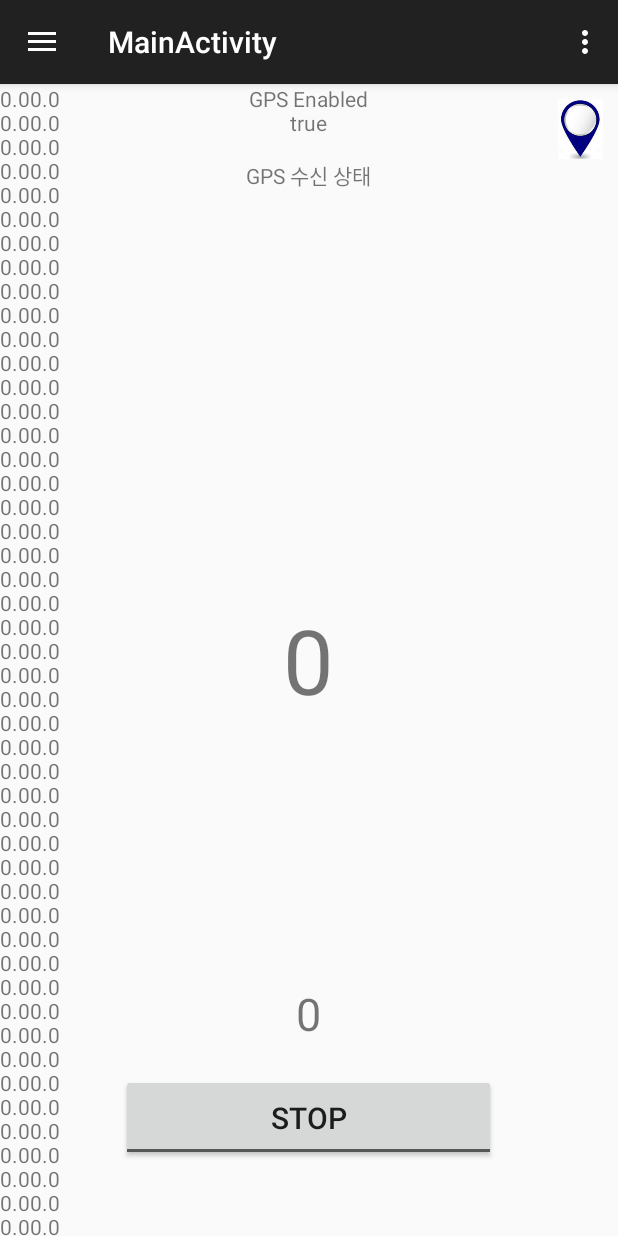
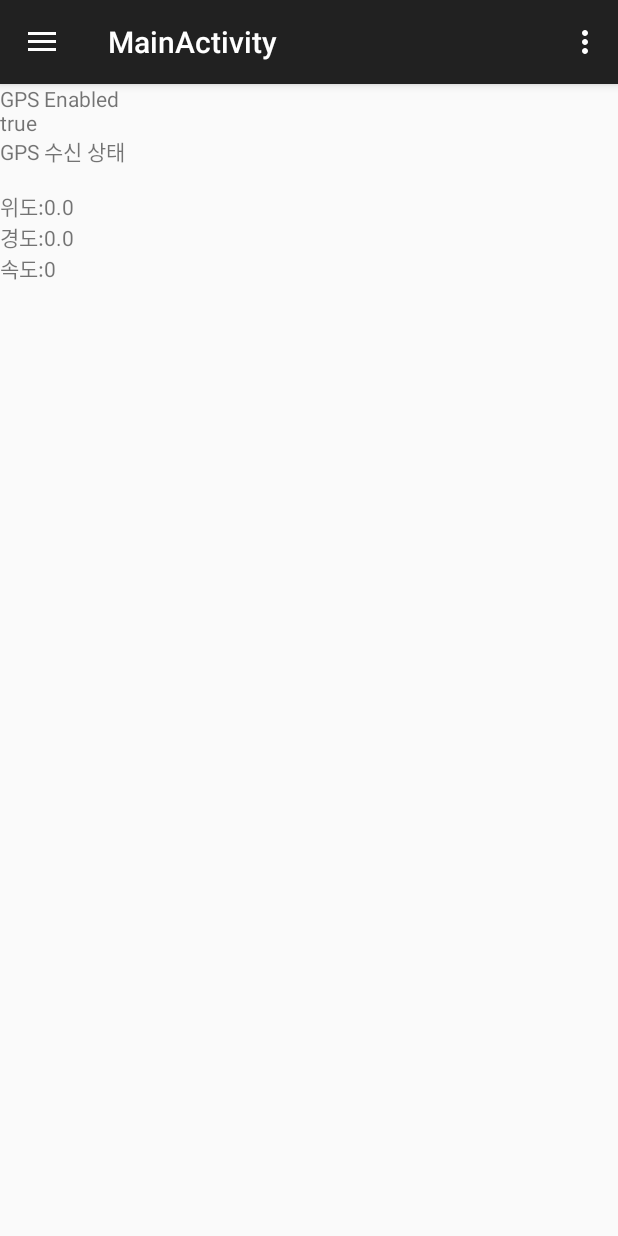
Before and after one commit to Benjamin0326/appology, an Android app: the MainActivity screen opened directly, with no data from a screen before it, in the options menu, after a tap on "Settings", on a phone screen of 412 x 824 dp. Run offline under Robolectric (Android 15) with nearby library versions, the phone set to English and light mode, and no system bars; pictures from the network do not load.

Commit message:
버튼 삭제 GPS 시나리오 재구현 코드 정리

```diff
--- a/app/src/main/java/com/appology/mannercash/mannercash/MainActivity.java
+++ b/app/src/main/java/com/appology/mannercash/mannercash/MainActivity.java
@@ -4,7 +4,6 @@ import android.app.Activity;
 import android.content.Context;
 import android.content.DialogInterface;
 import android.content.Intent;
-import android.content.SharedPreferences;
 import android.content.res.AssetManager;
 import android.content.res.Configuration;
 import android.location.Location;
@@ -25,7 +24,6 @@ import android.widget.LinearLayout;
 import android.widget.ListView;
 import android.widget.TextView;
 import android.widget.Toast;
-import android.widget.ToggleButton;
 
 import com.google.android.gms.maps.model.LatLng;
 
@@ -60,16 +58,10 @@ public class MainActivity extends ActionBarActivity {
     TextView carNumber;
     Button infoModify;
 
-    ToggleButton toggleButton;
     Context mContext;
     MainFunctionTask mainFunctionTask;
-    TextView textView;   // 네트워킹 테스트
-
-    ImageView imageView;
+    TextView debugTextView;
     LocationManager locationManager;
-    TextView textView2;   // 속도 테스트
-    TextView textView3;   // 속도 테스트
-    TextView textView4;
 
     public static Activity mainActivity;
 
@@ -158,92 +150,42 @@ public class MainActivity extends ActionBarActivity {
         });
 
 
-        textView = (TextView) findViewById(R.id.text_view);   // 네트워킹 테스트
-
-        textView.setOnClickListener(new View.OnClickListener(){    // 로그인 및 튜토리얼 정보 초기화
-            @Override
-            public void onClick(View v){
-                SharedPreferences settings = getSharedPreferences("MannerCash", MODE_PRIVATE);
-                SharedPreferences.Editor editor = settings.edit();
-                editor.putString("logged", "");
-                editor.putString("email", "");
-                editor.putString("password", "");
-                editor.putString("tutorialRead", "");
-                editor.commit();
-                Toast.makeText(getApplicationContext(), "로그인 및 튜토리얼 정보 초기화", Toast.LENGTH_LONG).show();
-            }
-        });
-
-        textView2 = (TextView) findViewById(R.id.speed);   // 속도 테스트
-        textView3 = (TextView) findViewById(R.id.textView3);   // 속도 테스트
-        textView4 = (TextView) findViewById(R.id.textView4);
-        locationManager = (LocationManager) getSystemService(Context.LOCATION_SERVICE);   // 속도 테스트
+        debugTextView = (TextView) findViewById(R.id.debugTextView);
+        locationManager = (LocationManager) getSystemService(Context.LOCATION_SERVICE);
 
 
-
-        imageView = (ImageView) findViewById(R.id.gpsImage);
-        imageView.setOnClickListener(new View.OnClickListener() {
-            @Override
-            public void onClick(View v) {
-                showGpsSwitchDialog();
+        mainFunctionTask = new MainFunctionTask(mContext, locationManager, debugTextView, data);
+        mainFunctionTask.execute();
     }
-        });
-
-        toggleButton = (ToggleButton) findViewById(R.id.toggle_button);
-        toggleButton.setOnClickListener(new View.OnClickListener() {
-            @Override
-            public void onClick(View v) {
-                if(locationManager.isProviderEnabled(LocationManager.GPS_PROVIDER)) {
-                    if (toggleButton.isChecked()) {
-                        mainFunctionTask = new MainFunctionTask(mContext, locationManager,
-                                                                textView, textView2, textView3, textView4,
-                                                                toggleButton, data);
-                        mainFunctionTask.execute();
-                    } else {
-                        mainFunctionTask.cancel(true);
-                    }
-                } else {
-                    toggleButton.setChecked(false);
-                    showGpsSwitchDialog();
-                }
-
-            }
-        });
-    }
-
 
     public void showGpsSwitchDialog() {
         AlertDialog.Builder builder = new AlertDialog.Builder(mContext);
-        if(!(locationManager.isProviderEnabled(LocationManager.GPS_PROVIDER))) {
         builder.setMessage("단말기의 설정에서 '위치 서비스(GPS)' 사용을 허용해 주세요.").
                 setCancelable(false).
-                    setPositiveButton("설정하기",
+                setPositiveButton("설정",
                         new DialogInterface.OnClickListener() {
                             public void onClick(DialogInterface dialog, int id) {
                                 Intent gpsOptionsIntent = new Intent(android.provider.Settings.ACTION_LOCATION_SOURCE_SETTINGS);
                                 startActivity(gpsOptionsIntent);
                             }
                         }).
-                    setNegativeButton("취소",
+                setNegativeButton("종료",
                         new DialogInterface.OnClickListener() {
                             public void onClick(DialogInterface dialog, int id) {
                                 dialog.cancel();
+                                finish();
                             }
                         });
         AlertDialog alert = builder.create();
         alert.setTitle("위치 서비스 사용");
         alert.show();
-        } else {
-            builder.setMessage("현재 '위치 서비스(GPS)' 사용이 허용된 상태입니다.").
-                    setCancelable(false).
-                    setPositiveButton("확인",
-                            new DialogInterface.OnClickListener() {
-                                public void onClick(DialogInterface dialog, int id) {
     }
-                            });
-            AlertDialog alert = builder.create();
-            alert.setTitle("위치 서비스 사용");
-            alert.show();
+
+    @Override
+    protected void onResume() {
+        super.onResume();
+        if(!locationManager.isProviderEnabled(LocationManager.GPS_PROVIDER)) {
+            showGpsSwitchDialog();
         }
     }
 
--- a/app/src/main/java/com/appology/mannercash/mannercash/MainFunctionTask.java
+++ b/app/src/main/java/com/appology/mannercash/mannercash/MainFunctionTask.java
@@ -2,27 +2,21 @@ package com.appology.mannercash.mannercash;
 
 import android.content.Context;
 import android.content.SharedPreferences;
-import android.location.Address;
-import android.location.Geocoder;
 import android.location.LocationManager;
 import android.media.AudioManager;
 import android.media.SoundPool;
 import android.os.AsyncTask;
 import android.widget.TextView;
 import android.widget.Toast;
-import android.widget.ToggleButton;
 
 import org.apache.http.HttpResponse;
 import org.apache.http.client.HttpClient;
 import org.apache.http.client.methods.HttpGet;
 import org.apache.http.impl.client.DefaultHttpClient;
 
-import java.net.HttpURLConnection;
 import java.net.URI;
 import java.net.URL;
 import java.net.URLEncoder;
-import java.util.List;
-import java.util.Locale;
 
 /**
  * Created by Jeong on 2015-07-01.
@@ -34,17 +28,9 @@ public class MainFunctionTask extends AsyncTask<Void, Integer, Void> {
 
     Context mContext;
 
-    TextView textView;   // 네트워킹 테스트
-    TextView textView2;   // 속도 테스트
-    TextView textView3;   // 속도 테스트
-    TextView textView4;   // 속도 테스트
-    String address;
-    ToggleButton toggleButton;
-    Integer requestCount;   // 네트워킹 테스트
-    public String Url = "http://m.naver.com";   // 네트워킹 테스트
-
-    LocationManager locationManager;   // 속도 테스트
-    GpsManager locationListener;   // 속도 테스트
+    TextView debugTextView;
+    LocationManager locationManager;
+    GpsManager locationListener;
 
     boolean gpsOffFlag = false;
 
@@ -53,19 +39,11 @@ public class MainFunctionTask extends AsyncTask<Void, Integer, Void> {
     int index; // index = 진입한 Data정보와 일치하는 index값 저장
     int flag=0; //flag는 현재 IC or JCT를 진입했는지 벗어났는지 chk
 
-    public MainFunctionTask(Context mContext, LocationManager locationManager,
-                            TextView textView, TextView textView2, TextView textView3, TextView textView4,
-                            ToggleButton toggleButton, Data[] data) {
+    public MainFunctionTask(Context mContext, LocationManager locationManager, TextView debugTextView, Data[] data) {
         this.mContext = mContext;
         this.locationManager = locationManager;
-        this.textView = textView;
-        this.textView2 = textView2;
-        this.textView3 = textView3;
-        this.textView4 = textView4;
-        this.toggleButton = toggleButton;
+        this.debugTextView = debugTextView;
         this.data = data;
-
-        requestCount = new Integer(0);   // 네트워킹 테스트
 
         SharedPreferences settings = mContext.getSharedPreferences("MannerCash", mContext.MODE_PRIVATE);
         id=settings.getString("email", "email");
@@ -77,17 +55,15 @@ public class MainFunctionTask extends AsyncTask<Void, Integer, Void> {
     protected Void doInBackground(Void... params) {
 
         while (isCancelled() == false) {
+
             soundTurnOn(R.raw.test);    // 사운드 출력 예 -> raw 폴더에 출력할 사운드 파일 넣고 왼쪽과 같이 메소드 호출하면 됨.
-
+/*
             if(!locationManager.isProviderEnabled(LocationManager.GPS_PROVIDER)) {
                 gpsOffFlag = true;
                 cancel(true);
-            }
+                ((Activity) mContext).finish();
+            }*/
 
-            address = getAddress(locationListener.getLatitude(), locationListener.getLongitude());
-            //address = getAddress(37.448491, 127.053826);
-
-            request(Url);   // 네트워킹 테스트
             publishProgress();
             if(flag==0) {
                 if(index!=999) {
@@ -162,16 +138,7 @@ public class MainFunctionTask extends AsyncTask<Void, Integer, Void> {
                 }
             }
             try {
-                //Thread.sleep(2000);   // 네트워킹 테스트
-                /*
-                String link = "http://10.0.2.2/mannercash_server.php?code=3&id="+ URLEncoder.encode(id, "UTF-8")+"&password=" + URLEncoder.encode(password, "UTF-8") + "&phoneNum=" + URLEncoder.encode("", "UTF-8") + "&cardNum=" + URLEncoder.encode("", "UTF-8")
-                        +"&point=" + URLEncoder.encode("100", "UTF-8");
-                URL url = new URL(link);
-                HttpClient client = new DefaultHttpClient();
-                HttpGet request = new HttpGet();
-                request.setURI(new URI(link));
-                HttpResponse response = client.execute(request);
-                */
+                //Thread.sleep(2000);
             } catch (Exception ex) {
                 ex.printStackTrace();
             }
@@ -179,7 +146,7 @@ public class MainFunctionTask extends AsyncTask<Void, Integer, Void> {
         return null;
     }
 
-    private void request(String urlStr) {   // 네트워킹 테스트
+ /*   private void request(String urlStr) {
         try {
             URL url = new URL(urlStr);
             HttpURLConnection conn = (HttpURLConnection)url.openConnection();
@@ -190,14 +157,13 @@ public class MainFunctionTask extends AsyncTask<Void, Integer, Void> {
                 conn.setDoOutput(true);
                 int resCode = conn.getResponseCode();
                 if (resCode == HttpURLConnection.HTTP_OK) {
-                    requestCount++;   // 네트워킹 테스트
                     conn.disconnect();
                 }
             }
         } catch(Exception ex) {
             ex.printStackTrace();
         }
-    }
+    }*/
 
     private void gpsConfiguration() {
         locationListener = new GpsManager();   // 속도 테스트
@@ -217,50 +183,16 @@ public class MainFunctionTask extends AsyncTask<Void, Integer, Void> {
         soundPool.play(soundId, 1, 1, 0, 0, 1);
     }
 
-    String getAddress(double lat, double lng){
-        String address = null;
-        Geocoder geocoder = new Geocoder(mContext, Locale.getDefault());
-        List<Address> list = null;
-
-        try {
-            list = geocoder.getFromLocation(lat, lng, 5);
-        } catch(Exception e){
-            e.printStackTrace();
-        }
-
-        if(list == null) {
-            address = "주소 데이터 얻기 실패";
-            return address;
-        }
-
-        if(list.size() > 0) {
-            Address addr = list.get(0);
-            address = addr.getCountryName() + " "
-                    + addr.getAdminArea() + " "
-                    + addr.getLocality() + " "
-                    + addr.getThoroughfare() + " "
-                    + addr.getSubThoroughfare() + " "
-                    + addr.getFeatureName() + "\n"
-                    + addr.getAddressLine(0);
-        }
-
-        return address;
-    }
-
     StringBuilder sb = new StringBuilder("");
-
     @Override
     protected void onProgressUpdate(Integer... values) {
-        sb.append(String.valueOf(locationListener.getLatitude()) + String.valueOf(locationListener.getLongitude()) + " \n");
-        textView.setText(requestCount.toString());   // 네트워킹 테스트
-        textView2.setText("" + locationListener.getMSpeed());   // 속도 테스트
-        //textView3.setText("위도 : " + locationListener.getLatitude() + "\n" + "경도 : " + locationListener.getLongitude() + "\n" + address);
-        textView3.setText(sb.toString());
-        textView4.setText("GPS Enabled" + "\n" + locationListener.isProviderEnabled() + "\n\n" +
-                            "GPS 수신 상태" + "\n" + locationListener.getGpsStatus());
-/*        Toast.makeText(mContext.getApplicationContext(), "속도:" + locationListener.getMSpeed() +
-                                                        "\n위도:" + locationListener.getLatitude() +
-                                                        "\n경도:" + locationListener.getLongitude(), Toast.LENGTH_SHORT).show();*/
+        sb.append("GPS Enabled" + "\n" + locationListener.isProviderEnabled() + "\n");
+        sb.append("GPS 수신 상태" + "\n" + locationListener.getGpsStatus() + "\n");
+        sb.append("위도:" + String.valueOf(locationListener.getLatitude()) + "\n");
+        sb.append("경도:" + String.valueOf(locationListener.getLongitude()) + "\n");
+        sb.append("속도:" + String.valueOf(locationListener.getMSpeed()) + "\n");
+        debugTextView.setText(sb.toString());
+        sb.setLength(0);
     }
 
     @Override
@@ -275,7 +207,6 @@ public class MainFunctionTask extends AsyncTask<Void, Integer, Void> {
     @Override
     protected void onCancelled() {
         if(gpsOffFlag) {
-            toggleButton.setChecked(false);
             Toast.makeText(mContext, "위치 서비스(GPS) 기능이 꺼졌습니다.\n사용 허용 후 다시 시작해주세요.", Toast.LENGTH_LONG).show();
         }
         locationManager.removeUpdates(locationListener);
--- a/app/src/main/res/layout/activity_main.xml
+++ b/app/src/main/res/layout/activity_main.xml
@@ -15,57 +15,8 @@
         <TextView
             android:layout_width="wrap_content"
             android:layout_height="wrap_content"
-            android:text="GPS Enabled\n\n\nGPS 수신 상태"
-            android:id="@+id/textView4"
-            android:gravity="center"
-            android:layout_alignParentTop="true"
-            android:layout_centerHorizontal="true" />
-
-        <ImageView
-            android:layout_width="30dp"
-            android:layout_height="40dp"
-            android:id="@+id/gpsImage"
-            android:src="@drawable/gps"
-            android:layout_alignParentRight="true"
-            android:layout_marginTop="10dp"
-            android:layout_marginRight="10dp" />
-
-        <TextView
-            android:layout_width="wrap_content"
-            android:layout_height="wrap_content"
-            android:text="위도 : \n경도 : "
-            android:id="@+id/textView3" />
-
-        <TextView
-            android:layout_width="wrap_content"
-            android:layout_height="wrap_content"
-            android:id="@+id/speed"
             android:text=""
-            android:textSize="60dp"
-            android:layout_centerInParent="true" />
-
-        <TextView
-            android:layout_width="wrap_content"
-            android:layout_height="wrap_content"
-            android:id="@+id/text_view"
-            android:text="0"
-            android:textSize="30dp"
-            android:layout_above="@+id/toggle_button"
-            android:layout_marginBottom="20dp"
-            android:layout_centerHorizontal="true" />
-
-        <ToggleButton
-            android:layout_width="250dp"
-            android:layout_height="wrap_content"
-            android:id="@+id/toggle_button"
-            android:textOn="START"
-            android:textOff="STOP"
-            android:textSize="20dp"
-            android:gravity="center"
-            android:padding="15dp"
-            android:layout_marginBottom="50dp"
-            android:layout_alignParentBottom="true"
-            android:layout_centerHorizontal="true" />
+            android:id="@+id/debugTextView" />
 
     </RelativeLayout>
 
```
Also changed, not shown: app/src/main/java/com/appology/mannercash/mannercash/RankingActivity.java (+4 -4 lines). Lines whose indentation alone changed are shown as unchanged.
